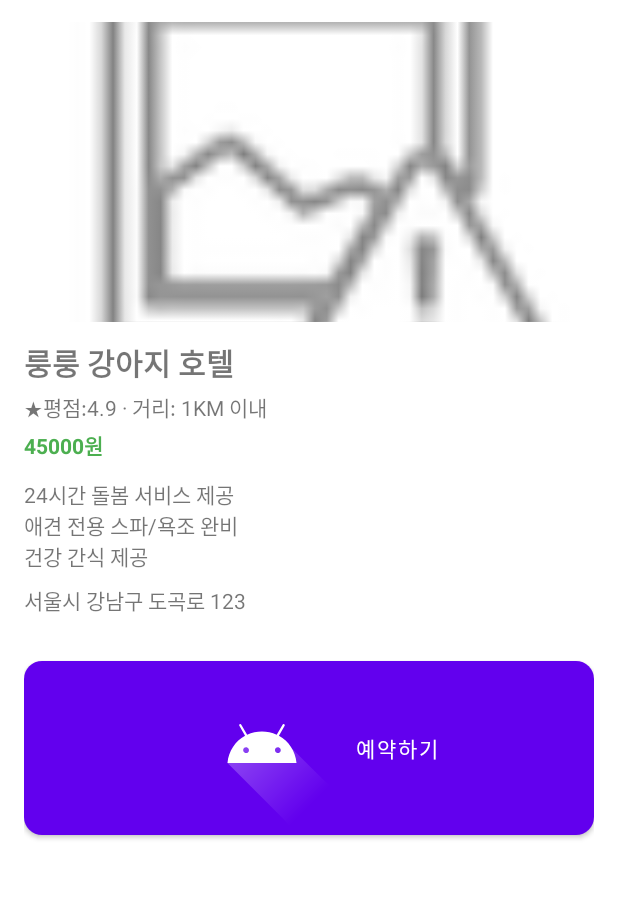
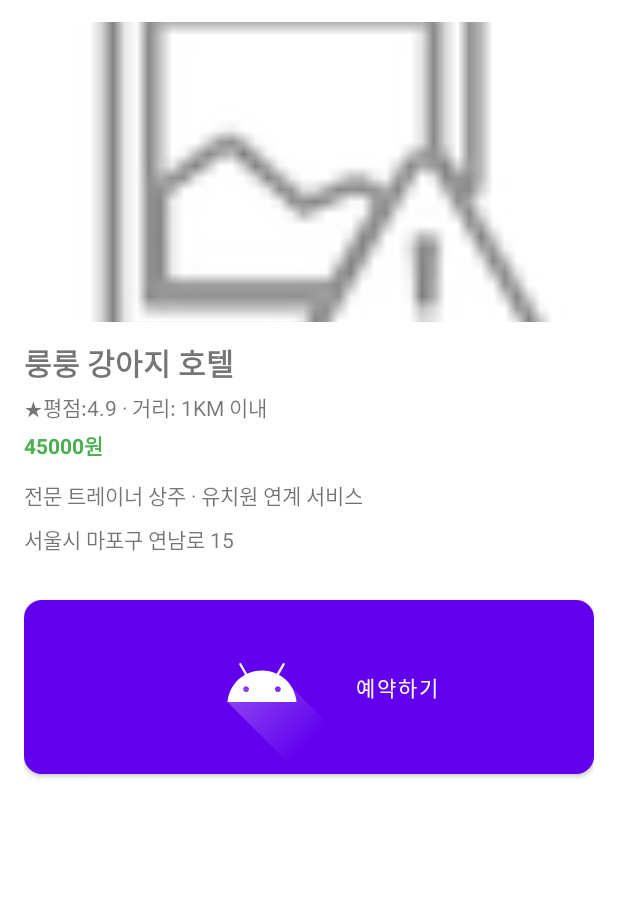
Before and after one commit to Dong-gyun-lim/doghotel-app, an Android app: the screen it shows after launch (HotelDetailActivity), after a tap on "룽룽 강아지 호텔", on a phone screen of 412 x 824 dp, the part 86-985 px from its top. Run offline under Robolectric (Android 15) with nearby library versions, the light colour scheme and no system bars.

Commit message:
새로운 내용 확인용

```diff
--- a/app/src/main/java/com/example/doghotel/Hotel.kt
+++ b/app/src/main/java/com/example/doghotel/Hotel.kt
@@ -5,5 +5,7 @@ data class Hotel(
     val rating: String,
     val distance: String,
     val price: String,
-    val imageResId: Int
+    val imageResId: Int,
+    val description: String,
+    val address: String
 )
--- a/app/src/main/java/com/example/doghotel/HotelAdapter.kt
+++ b/app/src/main/java/com/example/doghotel/HotelAdapter.kt
@@ -43,6 +43,8 @@ class HotelAdapter(
                 putExtra("rating", hotel.rating)
                 putExtra("distance", hotel.distance)
                 putExtra("price", hotel.price)
+                putExtra("description", hotel.description) // ✅ 추가
+                putExtra("address", hotel.address)         // ✅ 추가
             }
             context.startActivity(intent)
         }
--- a/app/src/main/java/com/example/doghotel/HotelDetailActivity.kt
+++ b/app/src/main/java/com/example/doghotel/HotelDetailActivity.kt
@@ -20,26 +20,27 @@ class HotelDetailActivity : AppCompatActivity() {
         val toolbar = findViewById<Toolbar>(R.id.detailToolbar)
         setSupportActionBar(toolbar)
         supportActionBar?.apply {
-            setDisplayHomeAsUpEnabled(true)     // ← ← 아이콘 활성화
+            setDisplayHomeAsUpEnabled(true) // ← 아이콘 활성화
         }
 
-        // 인텐트 데이터
+        // 인텐트 데이터 받아오기
         val imageResId = intent.getIntExtra("imageResId", 0)
         val name = intent.getStringExtra("name") ?: "이름 없음"
         val rating = intent.getStringExtra("rating") ?: "평점 정보 없음"
         val distance = intent.getStringExtra("distance") ?: "거리 정보 없음"
         val price = intent.getStringExtra("price") ?: "가격 정보 없음"
+        val description = intent.getStringExtra("description") ?: "설명 정보 없음"
+        val address = intent.getStringExtra("address") ?: "주소 정보 없음"
 
         // 데이터 바인딩
         findViewById<ImageView>(R.id.detailImageView).setImageResource(imageResId)
         findViewById<TextView>(R.id.detailNameTextView).text = name
         findViewById<TextView>(R.id.detailRatingTextView).text = "$rating · $distance"
         findViewById<TextView>(R.id.detailPriceTextView).text = price
-        findViewById<TextView>(R.id.detailDescriptionTextView).text =
-            "24시간 돌봄 서비스 제공\n애견 전용 스파/욕조 완비\n건강 간식 제공"
-        findViewById<TextView>(R.id.detailAddressTextView).text = "서울시 강남구 도곡로 123"
+        findViewById<TextView>(R.id.detailDescriptionTextView).text = description
+        findViewById<TextView>(R.id.detailAddressTextView).text = address
 
-        // 예약 버튼
+        // 예약 버튼 클릭 이벤트
         findViewById<MaterialButton>(R.id.reserveButton).setOnClickListener {
             AlertDialog.Builder(this)
                 .setTitle("예약 확인")
@@ -53,14 +54,13 @@ class HotelDetailActivity : AppCompatActivity() {
         }
     }
 
-    // 툴바 ← 버튼 눌렀을 때 뒤로가기 동작
+    // ← 버튼 눌렀을 때 뒤로 가기
     override fun onOptionsItemSelected(item: MenuItem): Boolean {
         return when (item.itemId) {
             android.R.id.home -> {
                 finish()
                 true
             }
-
             else -> super.onOptionsItemSelected(item)
         }
     }
--- a/app/src/main/java/com/example/doghotel/MainActivity.kt
+++ b/app/src/main/java/com/example/doghotel/MainActivity.kt
@@ -15,10 +15,28 @@ class MainActivity : AppCompatActivity() {
         setContentView(binding.root)
 
         val hotelList = listOf(
-            Hotel("남남 강아지 호텔", "★평점:4.7", "거리: 3KM 이내", "35000원", android.R.drawable.ic_menu_report_image),
-            Hotel("펑펑 강아지 호텔", "★평점:4.4", "거리: 2KM 이내", "40000원", android.R.drawable.ic_menu_report_image),
-            Hotel("룽룽 강아지 호텔", "★평점:4.9", "거리: 1KM 이내", "45000원", android.R.drawable.ic_menu_report_image)
+            Hotel("남남 강아지 호텔", "★평점:4.7", "거리: 3KM 이내", "35000원", android.R.drawable.ic_menu_report_image,
+                "24시간 돌봄 · 애견 스파 · 건강 간식 제공", "서울시 강남구 도곡로 123"),
+            Hotel("펑펑 강아지 호텔", "★평점:4.4", "거리: 2KM 이내", "40000원", android.R.drawable.ic_menu_report_image,
+                "실시간 CCTV · 무료 목욕권 제공", "서울시 송파구 석촌로 222"),
+            Hotel("룽룽 강아지 호텔", "★평점:4.9", "거리: 1KM 이내", "45000원", android.R.drawable.ic_menu_report_image,
+                "전문 트레이너 상주 · 유치원 연계 서비스", "서울시 마포구 연남로 15"),
+            Hotel("멍스타 펫텔", "★평점:4.8", "거리: 2.5KM", "37000원", android.R.drawable.ic_menu_report_image,
+                "프리미엄 간식 · 대형 운동장", "서울시 용산구 이태원로 55"),
+            Hotel("댕댕하우스", "★평점:4.5", "거리: 3.2KM", "33000원", android.R.drawable.ic_menu_report_image,
+                "초보 반려인을 위한 상담 제공", "서울시 관악구 봉천로 77"),
+            Hotel("애견빌리지", "★평점:4.3", "거리: 1.8KM", "36000원", android.R.drawable.ic_menu_report_image,
+                "전용 수면공간 · 맞춤형 식단", "서울시 종로구 사직로 101"),
+            Hotel("멍푸드 호텔", "★평점:4.6", "거리: 2.2KM", "39000원", android.R.drawable.ic_menu_report_image,
+                "식이민감 반려견을 위한 식단 관리", "서울시 성동구 왕십리로 88"),
+            Hotel("강쥐랜드", "★평점:4.2", "거리: 4.0KM", "31000원", android.R.drawable.ic_menu_report_image,
+                "대형견 전용 객실 보유 · 야외 운동장", "서울시 은평구 불광로 19"),
+            Hotel("소소한 멍라이프", "★평점:4.9", "거리: 1.5KM", "47000원", android.R.drawable.ic_menu_report_image,
+                "1:1 맞춤 케어 · 셀프 목욕실 제공", "서울시 서대문구 연희로 35"),
+            Hotel("위글위글 호텔", "★평점:4.7", "거리: 2.7KM", "42000원", android.R.drawable.ic_menu_report_image,
+                "소형견 전용 힐링 공간 · 조용한 환경", "서울시 동작구 흑석로 99")
         )
+
 
         binding.recyclerView.layoutManager = LinearLayoutManager(this)
         binding.recyclerView.adapter = HotelAdapter(this, hotelList)
```
